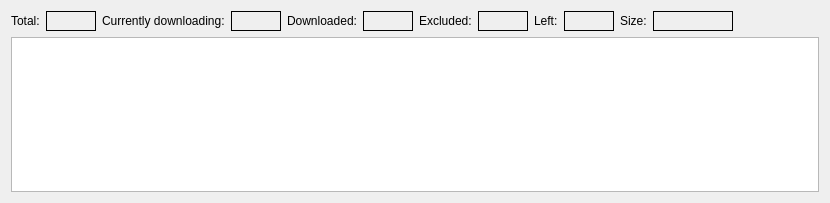
The window that plugins/infowidget/chunkdownloadview.ui (KDE/ktorrent) describes before a commit, drawn with Qt 5.
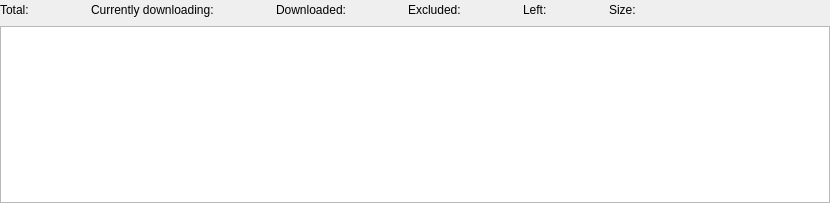
The same window after the commit.

```diff
--- a/plugins/infowidget/chunkdownloadview.ui
+++ b/plugins/infowidget/chunkdownloadview.ui
@@ -13,6 +13,9 @@
    <string>Chunks</string>
   </property>
   <layout class="QVBoxLayout" >
+   <property name="margin" >
+    <number>0</number>
+   </property>
    <item>
     <layout class="QHBoxLayout" >
      <item>
@@ -36,13 +39,13 @@
           </size>
          </property>
          <property name="frameShape" >
-          <enum>QFrame::Box</enum>
+          <enum>QFrame::NoFrame</enum>
          </property>
          <property name="text" >
           <string/>
          </property>
          <property name="alignment" >
-          <set>Qt::AlignRight|Qt::AlignTrailing|Qt::AlignVCenter</set>
+          <set>Qt::AlignLeading|Qt::AlignLeft|Qt::AlignVCenter</set>
          </property>
          <property name="wordWrap" >
           <bool>false</bool>
@@ -72,13 +75,13 @@
           </size>
          </property>
          <property name="frameShape" >
-          <enum>QFrame::Panel</enum>
+          <enum>QFrame::NoFrame</enum>
          </property>
          <property name="text" >
           <string/>
          </property>
          <property name="alignment" >
-          <set>Qt::AlignRight|Qt::AlignTrailing|Qt::AlignVCenter</set>
+          <set>Qt::AlignLeading|Qt::AlignLeft|Qt::AlignVCenter</set>
          </property>
          <property name="wordWrap" >
           <bool>false</bool>
@@ -108,13 +111,13 @@
           </size>
          </property>
          <property name="frameShape" >
-          <enum>QFrame::Panel</enum>
+          <enum>QFrame::NoFrame</enum>
          </property>
          <property name="text" >
           <string/>
          </property>
          <property name="alignment" >
-          <set>Qt::AlignRight|Qt::AlignTrailing|Qt::AlignVCenter</set>
+          <set>Qt::AlignLeading|Qt::AlignLeft|Qt::AlignVCenter</set>
          </property>
          <property name="wordWrap" >
           <bool>false</bool>
@@ -144,13 +147,13 @@
           </size>
          </property>
          <property name="frameShape" >
-          <enum>QFrame::Panel</enum>
+          <enum>QFrame::NoFrame</enum>
          </property>
          <property name="text" >
           <string/>
          </property>
          <property name="alignment" >
-          <set>Qt::AlignRight|Qt::AlignTrailing|Qt::AlignVCenter</set>
+          <set>Qt::AlignLeading|Qt::AlignLeft|Qt::AlignVCenter</set>
          </property>
          <property name="wordWrap" >
           <bool>false</bool>
@@ -180,13 +183,13 @@
           </size>
          </property>
          <property name="frameShape" >
-          <enum>QFrame::Panel</enum>
+          <enum>QFrame::NoFrame</enum>
          </property>
          <property name="text" >
           <string/>
          </property>
          <property name="alignment" >
-          <set>Qt::AlignRight|Qt::AlignTrailing|Qt::AlignVCenter</set>
+          <set>Qt::AlignLeading|Qt::AlignLeft|Qt::AlignVCenter</set>
          </property>
          <property name="wordWrap" >
           <bool>false</bool>
@@ -216,13 +219,13 @@
           </size>
          </property>
          <property name="frameShape" >
-          <enum>QFrame::Panel</enum>
+          <enum>QFrame::NoFrame</enum>
          </property>
          <property name="text" >
           <string/>
          </property>
          <property name="alignment" >
-          <set>Qt::AlignRight|Qt::AlignTrailing|Qt::AlignVCenter</set>
+          <set>Qt::AlignLeading|Qt::AlignLeft|Qt::AlignVCenter</set>
          </property>
          <property name="wordWrap" >
           <bool>false</bool>
```
